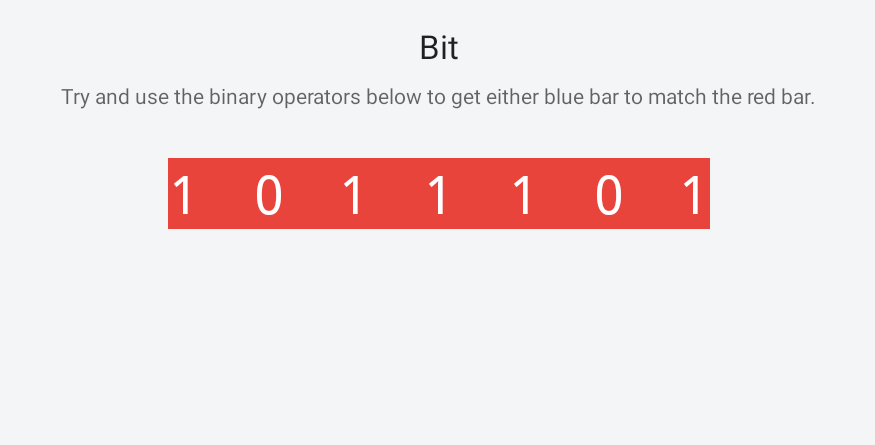
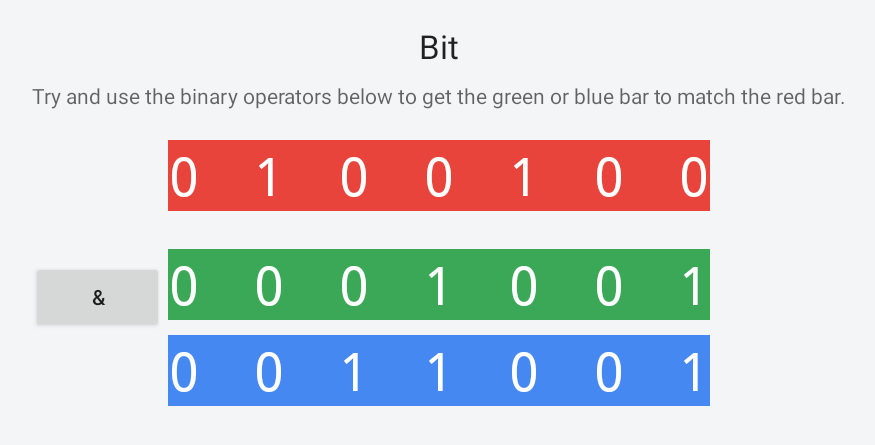
Before and after one commit to jonathandeiven/Bit, an Android app: the screen it shows after launch (MainActivity), on a phone screen of 824 x 412 dp (held sideways). Shown: the top 445 px of the screen, without its empty margins (179-1054 px from the left). Run offline under Robolectric (Android 15) with nearby library versions, the phone set to English and light mode, and no system bars.

Commit message:
Got full RNG working

```diff
--- /dev/null
+++ b/app/src/main/java/com/jonathandeiven/bit/BinaryActions.java
@@ -0,0 +1,32 @@
+package com.jonathandeiven.bit;
+
+/**
+ * Created by jonathan on 2016-01-16.
+ */
+public class BinaryActions {
+
+    public static void binaryAnd(BinaryGrid grid1, BinaryGrid grid2){
+        grid1.binaryNumber &= grid2.binaryNumber;
+        grid1.updateBinaryString();
+    }
+
+    public static void binaryOr(BinaryGrid grid1, BinaryGrid grid2){
+        grid1.binaryNumber |= grid2.binaryNumber;
+        grid1.updateBinaryString();
+    }
+
+    public static void binaryXor(BinaryGrid grid1, BinaryGrid grid2){
+        grid1.binaryNumber ^= grid2.binaryNumber;
+        grid1.updateBinaryString();
+    }
+
+    public static void binaryLeftShift(BinaryGrid grid){
+        grid.binaryNumber <<= 1;
+        grid.updateBinaryString();
+    }
+
+    public static void binaryRightShift(BinaryGrid grid){
+        grid.binaryNumber >>= 1;
+        grid.updateBinaryString();
+    }
+}
--- a/app/src/main/java/com/jonathandeiven/bit/BinaryGrid.java
+++ b/app/src/main/java/com/jonathandeiven/bit/BinaryGrid.java
@@ -10,16 +10,24 @@ public class BinaryGrid {
     public String binaryString;
     public int binaryNumber;
 
-    public BinaryGrid(int levelDifficulty){
-        generateBinaryString(levelDifficulty);
+    public BinaryGrid(int levelDifficulty, int seed){
+        generateBinaryString(levelDifficulty, seed);
     }
 
-    public void generateBinaryString(int levelDifficulty){
-        Random rand = new Random();
+    /**
+     * Generates a random number and its binary representation
+     * @param levelDifficulty: Number of binary places
+     */
+    public void generateBinaryString(int levelDifficulty, int seed){
+        Random rand = new Random(seed);
         int binaryLimit = (int)Math.pow(2, levelDifficulty); //limit int to highest number possible
+
         binaryNumber = rand.nextInt(binaryLimit);
-        binaryString = Integer.toBinaryString(binaryNumber);
+        binaryString = String.format("%7s", Integer.toBinaryString(binaryNumber)).replace(" ", "0");
+        Log.d(TAG, "Number is " + Integer.toString(binaryNumber) + " and Random is " + binaryString);
+    }
 
-        Log.d(TAG, binaryString);
+    public void updateBinaryString(){
+        binaryString = String.format("%7s", Integer.toBinaryString(binaryNumber)).replace(" ", "0");
     }
 }
--- a/app/src/main/java/com/jonathandeiven/bit/MainActivity.java
+++ b/app/src/main/java/com/jonathandeiven/bit/MainActivity.java
@@ -3,19 +3,36 @@ package com.jonathandeiven.bit;
 import android.support.v7.app.AppCompatActivity;
 import android.os.Bundle;
 import android.widget.TextView;
+import android.view.View;
+
+import java.util.Random;
 
 public class MainActivity extends AppCompatActivity {
     static final int difficulty = 7;
+    Random seed = new Random();
 
-    BinaryGrid definedGrid = new BinaryGrid(difficulty);
-    BinaryGrid playGrid1 = new BinaryGrid(difficulty);
-    BinaryGrid playGrid2 = new BinaryGrid(difficulty);
+    BinaryGrid definedGrid = new BinaryGrid(difficulty, seed.nextInt());
+    BinaryGrid playGridGreen = new BinaryGrid(difficulty, seed.nextInt());
+    BinaryGrid playGridBlue = new BinaryGrid(difficulty, seed.nextInt());
+
 
     @Override
     protected void onCreate(Bundle savedInstanceState) {
         super.onCreate(savedInstanceState);
         setContentView(R.layout.activity_main);
-        TextView textView = (TextView) this.findViewById(R.id.definedBinary);
-        textView.setText(definedGrid.binaryString);
+
+        updateGrid(definedGrid, R.id.definedGrid);
+        updateGrid(playGridGreen, R.id.playGrid1);
+        updateGrid(playGridBlue, R.id.playGrid2);
+    }
+
+    private void updateGrid(BinaryGrid grid, int resourceId) {
+        TextView textView = (TextView) this.findViewById(resourceId);
+        textView.setText(grid.binaryString);
+    }
+
+    public void blueAnd(View view){
+        BinaryActions.binaryAnd(playGridBlue, playGridGreen);
+        updateGrid(playGridBlue, R.id.playGrid2);
     }
 }
--- a/app/src/main/res/layout/activity_main.xml
+++ b/app/src/main/res/layout/activity_main.xml
@@ -10,26 +10,35 @@
     tools:context="com.jonathandeiven.bit.MainActivity">
 
     <TextView
-        android:layout_width="wrap_content"
-        android:layout_height="wrap_content"
-        android:id="@+id/definedBinary"
-        android:singleLine="true"
-        android:textColor="#fff"
-        android:textSize="35dp"
+        style="@style/GridStyle"
+        android:id="@+id/definedGrid"
         android:background="#e8443c"
         android:text="1001001010"
-        android:gravity="center_vertical|center_horizontal"
-        android:fontFamily="monospace"
-        android:letterSpacing="1"
-        android:layout_marginTop="32dp"
         android:layout_below="@+id/instructions"
-        android:layout_centerHorizontal="true" />
+        android:layout_marginTop="20dp" />
+
+    <TextView
+        style="@style/GridStyle"
+        android:id="@+id/playGrid1"
+        android:background="#3ba858"
+        android:text="1001001010"
+        android:layout_below="@+id/definedGrid"
+        android:layout_marginTop="25dp" />
+
+    <TextView
+        style="@style/GridStyle"
+        android:id="@+id/playGrid2"
+        android:background="#4688f2"
+        android:text="1001001010"
+        android:layout_below="@+id/playGrid1"
+        android:layout_alignStart="@+id/playGrid1"
+        android:layout_marginTop="10dp" />
 
     <TextView
         android:layout_width="wrap_content"
         android:layout_height="wrap_content"
         android:textAppearance="?android:attr/textAppearanceMedium"
-        android:text="Try and use the binary operators below to get either blue bar to match the red bar."
+        android:text="Try and use the binary operators below to get the green or blue bar to match the red bar."
         android:id="@+id/instructions"
         android:layout_marginTop="38dp"
         android:textSize="14dp"
@@ -45,4 +54,14 @@
         android:layout_alignParentTop="true"
         android:layout_centerHorizontal="true" />
 
+    <Button
+        android:layout_width="wrap_content"
+        android:layout_height="wrap_content"
+        android:text="&amp;"
+        android:onClick="blueAnd"
+        android:id="@+id/button"
+        android:layout_alignBaseline="@+id/playGrid1"
+        android:layout_alignBottom="@+id/playGrid1"
+        android:layout_alignStart="@+id/instructions" />
+
 </RelativeLayout>
--- /dev/null
+++ b/app/src/main/res/values/stylesheet.xml
@@ -0,0 +1,15 @@
+<?xml version="1.0" encoding="utf-8"?>
+<resources>
+    <style name="GridStyle">
+        <item name="android:layout_width">wrap_content</item>
+        <item name="android:layout_height">wrap_content</item>
+        <item name="android:singleLine">true</item>
+        <item name="android:textColor">#fff</item>
+        <item name="android:textSize">35dp</item>
+        <item name="android:gravity">center_vertical|center_horizontal</item>
+        <item name="android:fontFamily">monospace</item>
+        <item name="android:letterSpacing">1</item>
+        <item name="android:layout_marginTop">32dp</item>
+        <item name="android:layout_centerHorizontal">true</item>
+    </style>
+</resources>
```
